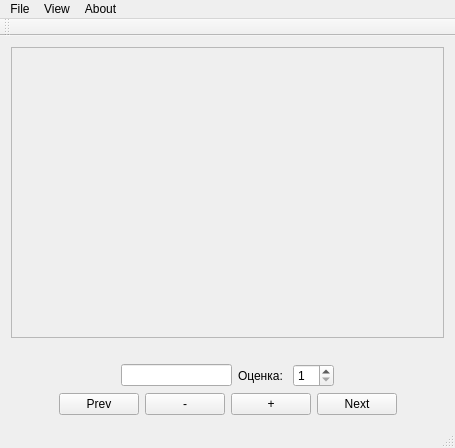
Qt form ImageViewerUI/mainwindow.ui (sapr-bntu/Pr51) before a commit.
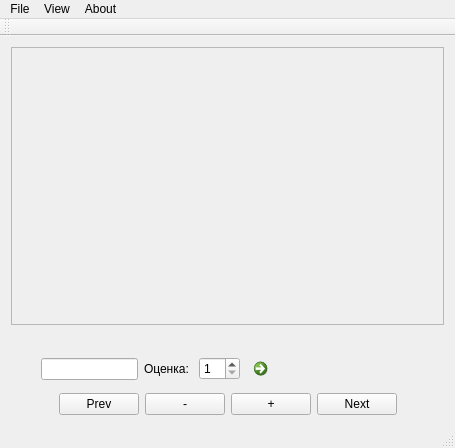
The same form after that commit.

Commit message: tag UI implementation

The edit to the form file:
```diff
--- a/ImageViewerUI/mainwindow.ui
+++ b/ImageViewerUI/mainwindow.ui
@@ -26,7 +26,7 @@
          <x>0</x>
          <y>0</y>
          <width>435</width>
-         <height>297</height>
+         <height>277</height>
         </rect>
        </property>
       </widget>
@@ -74,6 +74,13 @@
         </property>
        </widget>
       </item>
+      <item>
+       <widget class="QCommandLinkButton" name="commandLinkButton">
+        <property name="text">
+         <string/>
+        </property>
+       </widget>
+      </item>
       <item>
        <spacer name="horizontalSpacer_2">
         <property name="orientation">
```
The commit also changes 2 other files.
